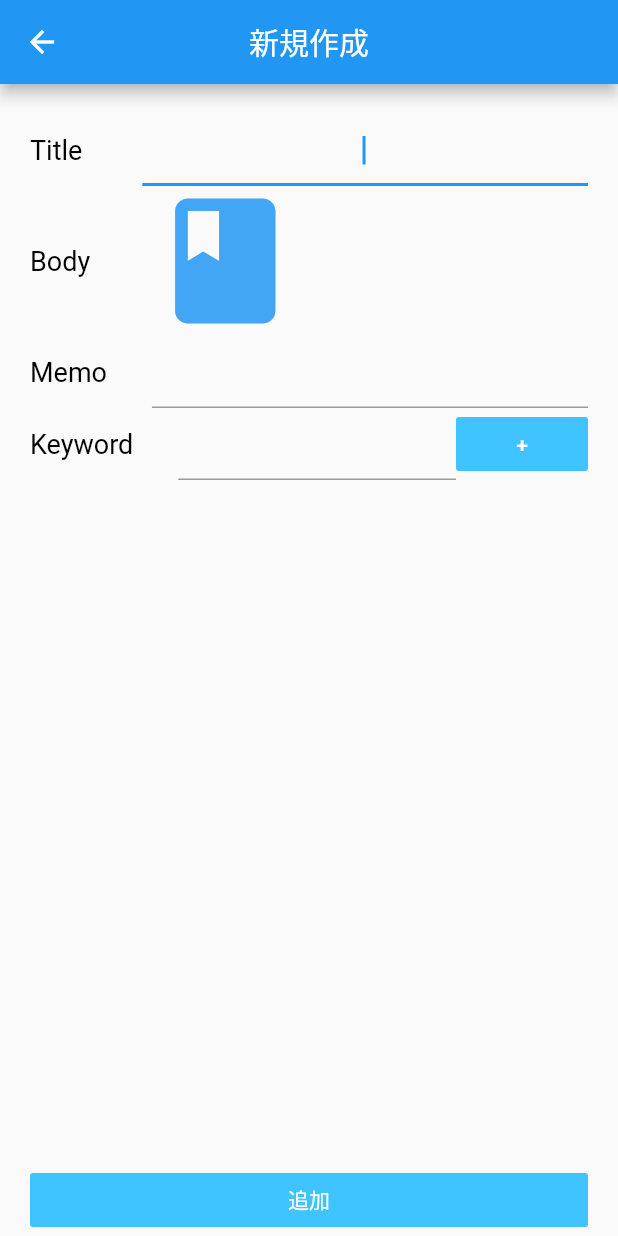
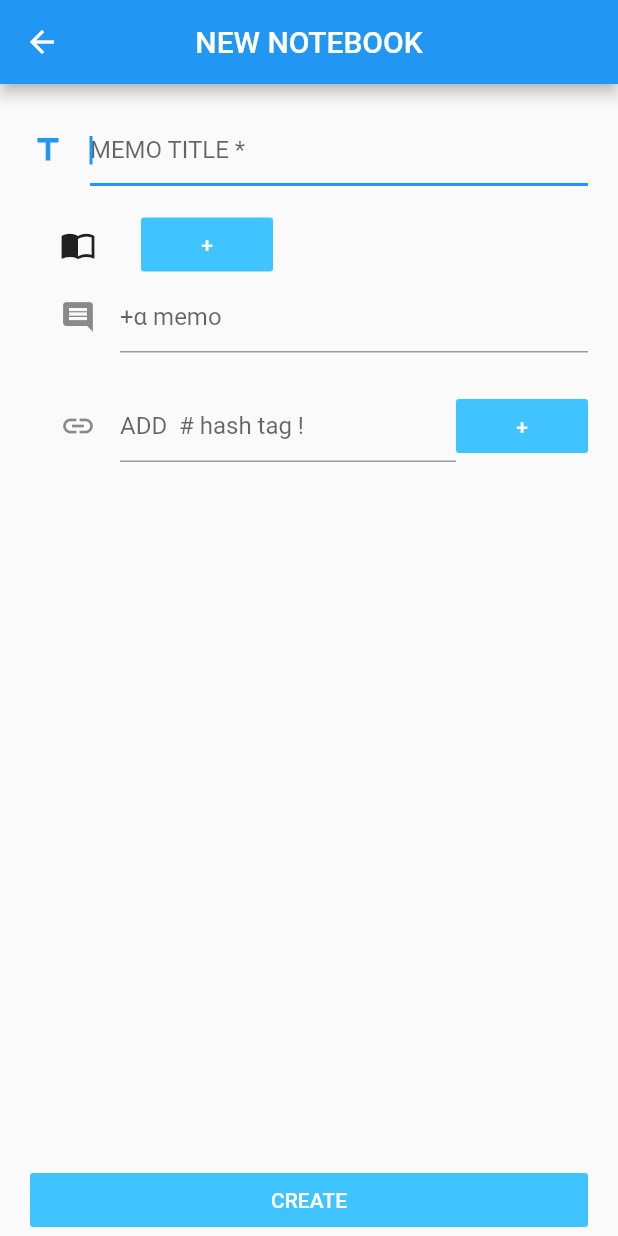
Before and after one commit to yyt-159/benesse_memo_v2, a Flutter app: the AddMemoScreen screen opened directly, on a phone screen of 412 x 824 dp. Run offline on Flutter 3.47's test engine with Material 2 defaults, Android fonts, the phone set to English and light mode, and no system bars.

Commit message:
追加画面のデザインを修正

```diff
--- a/lib/components/add_memo_screen.dart
+++ b/lib/components/add_memo_screen.dart
@@ -1,20 +1,26 @@
 import 'package:flutter/material.dart';
 import 'package:provider/provider.dart';
+
 import 'memo_data.dart';
+
 // 表示用の書式設定
 const kLabelTextStyle = TextStyle(
   fontSize: 18,
   color: Colors.black,
 );
+
 class AddMemoScreen extends StatefulWidget {
   @override
   _AddMemoScreenState createState() => _AddMemoScreenState();
 }
+
 class _AddMemoScreenState extends State<AddMemoScreen> {
   String _addingMemoTitle;
   String _addingMemoBody;
+
   // テキストフィールドの管理用コントローラを作成
   final myController = TextEditingController();
+
   // データ格納用リスト
   List<Map<String, dynamic>> items = [];
   // Keywordに入力された言葉を追加する
@@ -24,19 +30,22 @@ class _AddMemoScreenState extends State<AddMemoScreen> {
       items.add({"id": _counter, "title": inputkeyword});
     });
   }
+
   //　上記リストのカウント変数（ID用）
   int _counter = 0;
+
   @override
   // widgetの破棄時にコントローラも破棄する
   void dispose() {
     myController.dispose();
     super.dispose();
   }
+
   @override
   Widget build(BuildContext context) {
     return Scaffold(
       appBar: AppBar(
-        title: Text('新規作成'),
+        title: Text('NEW NOTEBOOK'),
         centerTitle: true,
       ),
       body: Padding(
@@ -46,17 +55,14 @@ class _AddMemoScreenState extends State<AddMemoScreen> {
           children: <Widget>[
             Row(
               children: <Widget>[
-                Text(
-                  'Title',
-                  style: kLabelTextStyle,
-                ),
-                SizedBox(
-                  width: 40,
-                ),
                 Expanded(
                   child: TextField(
                     autofocus: true,
-                    textAlign: TextAlign.center,
+                    textAlign: TextAlign.left,
+                    decoration: const InputDecoration(
+                      icon: Icon(Icons.title),
+                      hintText: 'MEMO TITLE *',
+                    ),
                     onChanged: (newMemoTitle) {
                       _addingMemoTitle = newMemoTitle;
                     },
@@ -64,35 +70,45 @@ class _AddMemoScreenState extends State<AddMemoScreen> {
                 ),
               ],
             ), // Title
+            SizedBox(
+              height: 15,
+            ),
             Row(
               children: <Widget>[
-                Text(
-                  'Body',
-                  style: kLabelTextStyle,
+                SizedBox(
+                  width: 20,
                 ),
+                Icon(Icons.import_contacts),
                 SizedBox(
-                  width: 40,
+                  width: 30,
                 ),
-                Icon(
-                  Icons.class_,
-                  color: Colors.blue[400],
-                  size: 100.0,
+                FlatButton(
+                  child: Text(
+                    '+',
+                    style: TextStyle(
+                      color: Colors.white,
+                    ),
+                  ),
+                  color: Colors.lightBlueAccent,
+                  onPressed: () {
+                    addKeyword(myController.text);
+                  },
                 ),
               ],
             ), // Body（Image）
             Row(
               children: <Widget>[
-                Text(
-                  'Memo',
-                  style: kLabelTextStyle,
-                ),
                 SizedBox(
-                  width: 30,
+                  width: 20,
                 ),
                 Expanded(
                   child: TextField(
                     autofocus: true,
-                    textAlign: TextAlign.center,
+                    textAlign: TextAlign.left,
+                    decoration: const InputDecoration(
+                      icon: Icon(Icons.insert_comment),
+                      hintText: '+α memo',
+                    ),
                     onChanged: (newMemoBody) {
                       _addingMemoBody = newMemoBody;
                     },
@@ -100,17 +116,22 @@ class _AddMemoScreenState extends State<AddMemoScreen> {
                 ),
               ],
             ), // Memo
+            SizedBox(
+              height: 25,
+            ),
             Row(
               children: <Widget>[
-                Text(
-                  'Keyword',
-                  style: kLabelTextStyle,
-                ),
                 SizedBox(
-                  width: 30,
+                  width: 20,
                 ),
                 Expanded(
                   child: TextField(
+                    autofocus: true,
+                    textAlign: TextAlign.left,
+                    decoration: const InputDecoration(
+                      icon: Icon(Icons.link),
+                      hintText: 'ADD  # hash tag !',
+                    ),
                     controller: myController,
 //                    autofocus: true,
 //                    textAlign: TextAlign.center,
@@ -135,6 +156,9 @@ class _AddMemoScreenState extends State<AddMemoScreen> {
                 ),
               ],
             ),
+            SizedBox(
+              height: 10,
+            ),
             Expanded(
               child: ListView.builder(
                   scrollDirection: Axis.vertical,
@@ -147,14 +171,14 @@ class _AddMemoScreenState extends State<AddMemoScreen> {
 //                        leading: Icon(Icons.link),
                         title:
 //                            Text(item["id"].toString() + ":  " + item["title"]),
-                        Text("　＃  " + item["title"]),
+                            Text("　＃  " + item["title"]),
                       ),
                     );
                   }),
             ),
             FlatButton(
               child: Text(
-                '追加',
+                'CREATE',
                 style: TextStyle(
                   color: Colors.white,
                 ),
```
